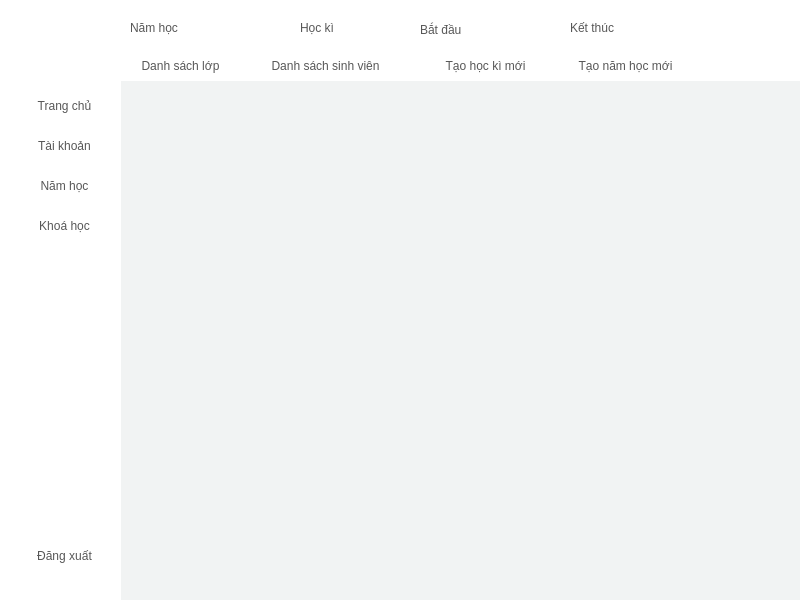
Old version of the form mainwindow.ui in the repository thuytranj/Course_Management_System.
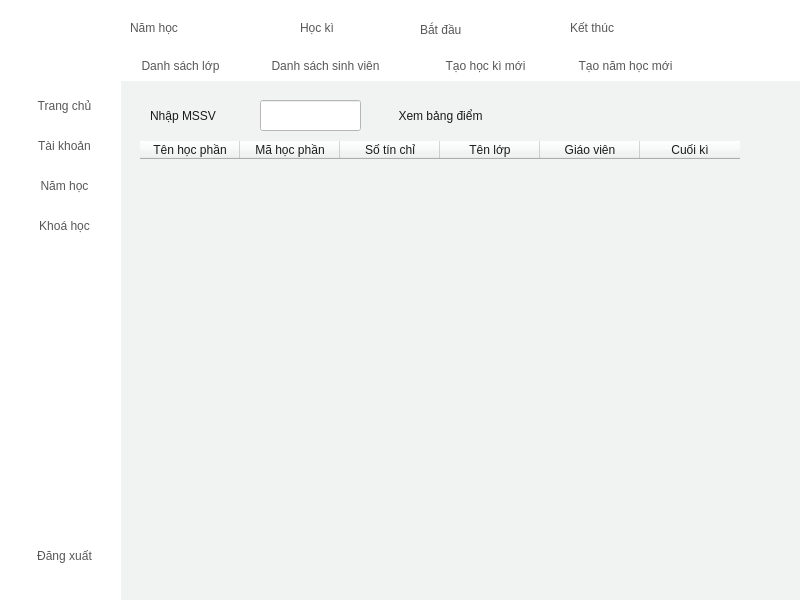
New version of the form. The open tabs and pages were chosen to show the change.

```diff
--- a/mainwindow.ui
+++ b/mainwindow.ui
@@ -1628,7 +1628,121 @@
         </property>
        </widget>
       </widget>
-      <widget class="QWidget" name="page_18"/>
+      <widget class="QWidget" name="page_18">
+       <widget class="QLabel" name="label_45">
+        <property name="geometry">
+         <rect>
+          <x>20</x>
+          <y>10</y>
+          <width>91</width>
+          <height>31</height>
+         </rect>
+        </property>
+        <property name="styleSheet">
+         <string notr="true">font: 700 14pt &quot;Arial&quot;;
+color: rgb(27, 27, 27);</string>
+        </property>
+        <property name="text">
+         <string>Nhập MSSV</string>
+        </property>
+       </widget>
+       <widget class="QLineEdit" name="idStudent_2">
+        <property name="geometry">
+         <rect>
+          <x>130</x>
+          <y>10</y>
+          <width>101</width>
+          <height>31</height>
+         </rect>
+        </property>
+        <property name="styleSheet">
+         <string notr="true">color: rgb(27, 27, 27);
+background-color: rgb(255, 255, 255);</string>
+        </property>
+       </widget>
+       <widget class="QPushButton" name="viewStudentScoreboard">
+        <property name="geometry">
+         <rect>
+          <x>250</x>
+          <y>10</y>
+          <width>121</width>
+          <height>31</height>
+         </rect>
+        </property>
+        <property name="styleSheet">
+         <string notr="true">QPushButton{
+	border:none;
+	color: rgb(27, 27, 27);
+	font: 700 14pt &quot;Arial&quot;;
+	border-radius:10px;
+}
+QPushButton:Hover
+{
+	border:none;
+	color:rgb(255, 255, 255);
+	background-color: rgb(0, 89, 255);
+	border-radius:5px;
+	font: 700 14pt &quot;Arial&quot;;
+	border-radius:10px;
+}</string>
+        </property>
+        <property name="text">
+         <string>Xem bảng điểm</string>
+        </property>
+       </widget>
+       <widget class="QTableWidget" name="studentScoreboard">
+        <property name="geometry">
+         <rect>
+          <x>10</x>
+          <y>51</y>
+          <width>631</width>
+          <height>421</height>
+         </rect>
+        </property>
+        <property name="styleSheet">
+         <string notr="true">QTableWidget {
+	gridline-color:black;
+	color: rgb(22, 23, 23);
+	border:none;
+}
+QHeaderView {
+	font: 700 14pt &quot;Arial&quot;;
+	color: rgb(27, 27, 27);
+	gridline-color:black;
+}</string>
+        </property>
+        <column>
+         <property name="text">
+          <string>Tên học phần</string>
+         </property>
+        </column>
+        <column>
+         <property name="text">
+          <string>Mã học phần</string>
+         </property>
+        </column>
+        <column>
+         <property name="text">
+          <string>Số tín chỉ</string>
+         </property>
+        </column>
+        <column>
+         <property name="text">
+          <string>Tên lớp</string>
+         </property>
+        </column>
+        <column>
+         <property name="text">
+          <string>Giáo viên</string>
+         </property>
+        </column>
+        <column>
+         <property name="text">
+          <string>Cuối kì</string>
+         </property>
+        </column>
+       </widget>
+      </widget>
      </widget>
     </widget>
     <widget class="QWidget" name="page_8">
```
Left out of the diff: 8 changed lines with no effect on the pictures.
